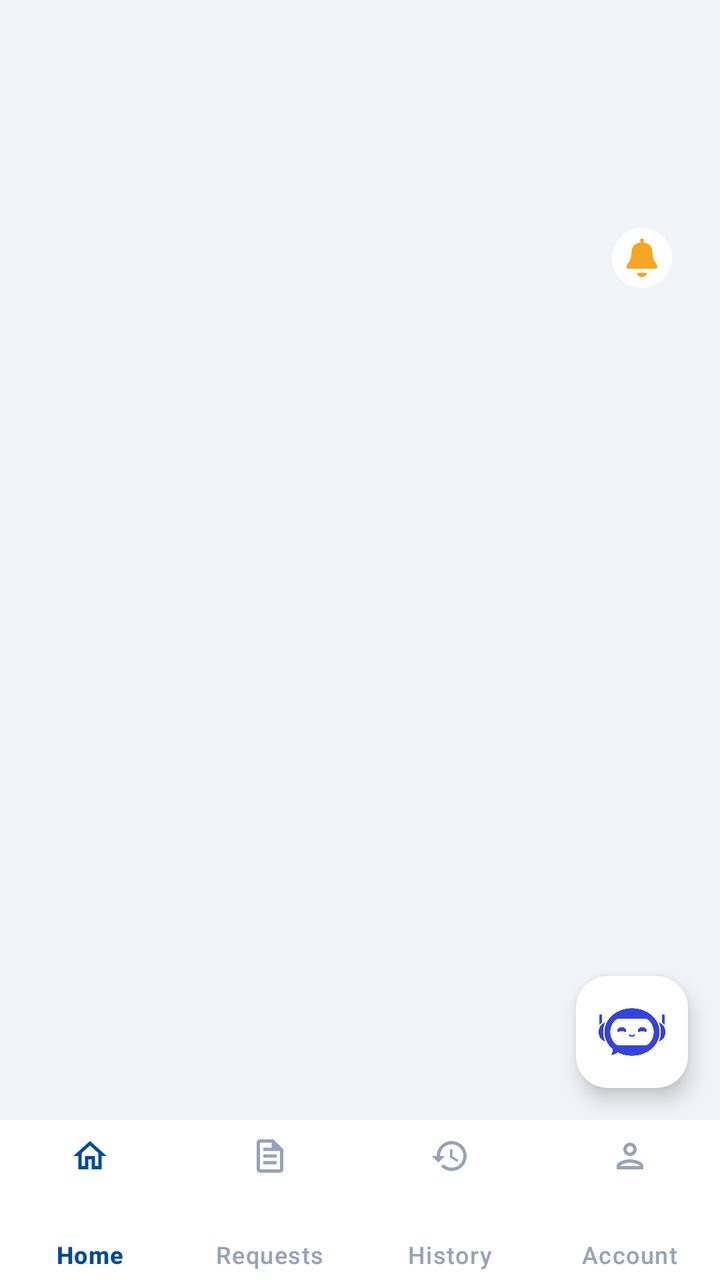
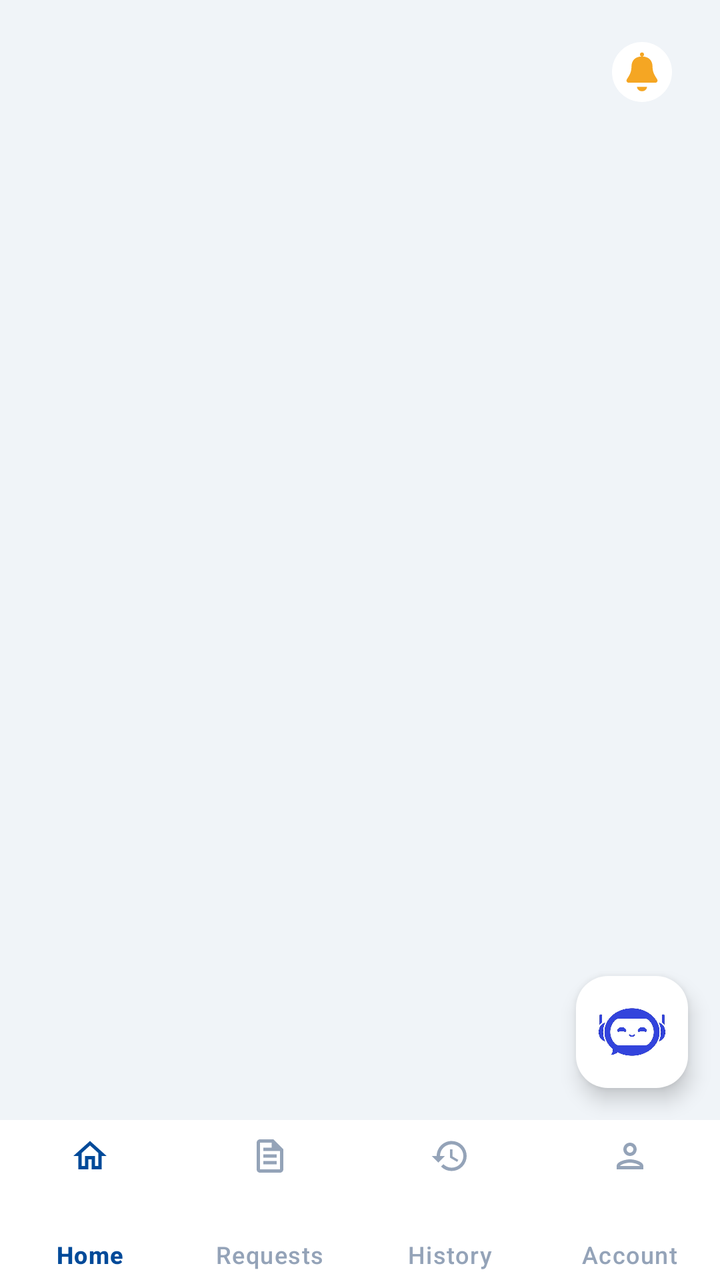

The first picture is an Android layout as it rendered before a commit; the second is the same layout after the commit. The layout source and the unified diff follow.
<!-- AndroidManifest.xml: application theme Theme.STRACT -->
<!-- res/layout/activity_client_dashboard.xml -->
<?xml version="1.0" encoding="utf-8"?>
<LinearLayout
    xmlns:android="http://schemas.android.com/apk/res/android"
    xmlns:app="http://schemas.android.com/apk/res-auto"
    android:id="@+id/clientRootLayout"
    android:layout_width="match_parent"
    android:layout_height="match_parent"
    android:orientation="vertical"
    android:background="#F0F4F8">

    <androidx.coordinatorlayout.widget.CoordinatorLayout
        android:layout_width="match_parent"
        android:layout_height="0dp"
        android:layout_weight="1">

        <FrameLayout
            android:id="@+id/clientFragmentContainer"
            android:layout_width="match_parent"
            android:layout_height="match_parent" />

        
        <FrameLayout
            android:id="@+id/btnFloatingNotifications"
            android:layout_width="48dp"
            android:layout_height="48dp"
            android:layout_gravity="top|end"
            android:layout_marginTop="105dp"
            android:layout_marginEnd="15dp"
            android:background="?attr/selectableItemBackgroundBorderless"
            android:clickable="true"
            android:focusable="true">

            <ImageView
                android:layout_width="30dp"
                android:layout_height="30dp"
                android:layout_gravity="center"
                android:src="@drawable/ic_notifications" />

            <TextView
                android:id="@+id/tvFloatingNotificationBadge"
                android:layout_width="18dp"
                android:layout_height="18dp"
                android:layout_gravity="top|end"
                android:layout_marginTop="6dp"
                android:layout_marginEnd="6dp"
                android:background="@drawable/bg_circle"
                android:backgroundTint="#EF4444"
                android:gravity="center"
                android:textColor="#FFFFFF"
                android:textSize="10sp"
                android:textStyle="bold"
                android:visibility="gone" />

        </FrameLayout>

        <com.google.android.material.floatingactionbutton.FloatingActionButton
            android:id="@+id/fabChat"
            android:layout_width="wrap_content"
            android:layout_height="wrap_content"
            android:layout_gravity="bottom|end"
            android:layout_margin="16dp"
            app:maxImageSize="40dp"
            android:scaleType="centerInside"
            app:srcCompat="@drawable/chatbot_logo"
            app:tint="@null"
            app:backgroundTint="#FFFFFF"
            android:contentDescription="Chat with AI" />

    </androidx.coordinatorlayout.widget.CoordinatorLayout>

    <com.google.android.material.bottomnavigation.BottomNavigationView
        android:id="@+id/clientBottomNav"
        android:layout_width="match_parent"
        android:layout_height="wrap_content"
        android:background="#FFFFFF"
        android:elevation="12dp"
        app:menu="@menu/client_bottom_menu"
        app:itemIconSize="20dp"
        app:itemIconTint="@color/nav_item_color"
        app:itemTextColor="@color/nav_item_color"
        app:labelVisibilityMode="labeled"
        app:itemPaddingTop="8dp"
        app:itemPaddingBottom="8dp" />

</LinearLayout>
<!-- resources referenced by this layout -->
<resources>
  <!-- drawable bg_circle (drawable) -->
  <?xml version="1.0" encoding="utf-8"?>
  <shape xmlns:android="http://schemas.android.com/apk/res/android"
      android:shape="oval">
      <solid android:color="#FFFFFF" />
  </shape>
  <!-- drawable chatbot_logo: jpg bitmap (drawable, 18994 bytes) -->
  <!-- drawable ic_notifications (drawable) -->
  <vector xmlns:android="http://schemas.android.com/apk/res/android"
      android:width="24dp"
      android:height="24dp"
      android:viewportWidth="24"
      android:viewportHeight="24">
      <path
          android:fillColor="#FFFFFF"
          android:pathData="M12,0A12,12 0 1,0 12,24A12,12 0 1,0 12,0Z" />
      <path
          android:fillColor="#F5A623"
          android:pathData="M11.2,5A0.8,0.8 0 1,0 12.8,5A0.8,0.8 0 1,0 11.2,5Z M12,5.8C9.3,5.8 7.8,7.4 7.8,9.8C7.8,12.4 6.7,13.6 5.9,15C5.6,15.6 6,16.3 6.7,16.3L17.3,16.3C18,16.3 18.4,15.6 18.1,15C17.3,13.6 16.2,12.4 16.2,9.8C16.2,7.4 14.7,5.8 12,5.8Z M10,17.9C10,18.9 10.9,19.7 12,19.7C13.1,19.7 14,18.9 14,17.9Z" />
  </vector>
  <style name="Theme.STRACT" parent="Base.Theme.STRACT" />
  <style name="Base.Theme.STRACT" parent="Theme.Material3.DayNight.NoActionBar">
          <item name="colorPrimary">#004A99</item>
          <item name="colorPrimaryContainer">#004A99</item>
          <item name="colorOnPrimary">#FFFFFF</item>
          <item name="colorSecondary">#004A99</item>
          <item name="colorOnSecondary">#FFFFFF</item>
          <item name="colorTertiary">#004A99</item>
          <item name="colorSecondaryContainer">#EBF2FF</item>
          <item name="colorOnSecondaryContainer">#004A99</item>
          <item name="android:statusBarColor">#004A99</item>
          <item name="android:navigationBarColor">#FFFFFF</item>
          <item name="android:windowLightStatusBar" tools:targetApi="m">false</item>
      </style>
</resources>

<!-- the commit's change to res/layout/activity_client_dashboard.xml (unified diff, before → after) -->
@@ -24,7 +24,7 @@
             android:layout_width="48dp"
             android:layout_height="48dp"
             android:layout_gravity="top|end"
-            android:layout_marginTop="105dp"
+            android:layout_marginTop="12dp"
             android:layout_marginEnd="15dp"
             android:background="?attr/selectableItemBackgroundBorderless"
             android:clickable="true"
